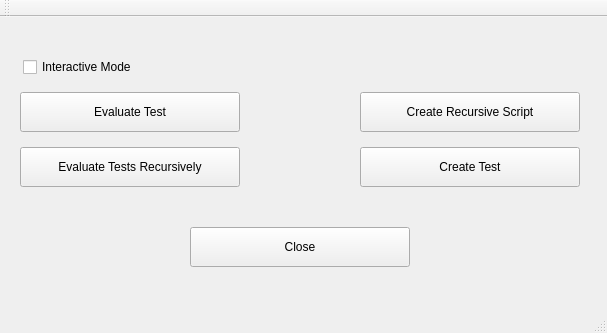
This is tools/auto-tester/src/ui/AutoTester.ui in vircadia/vircadia-native-core as Qt 5 draws it before an edit. The edited form follows.
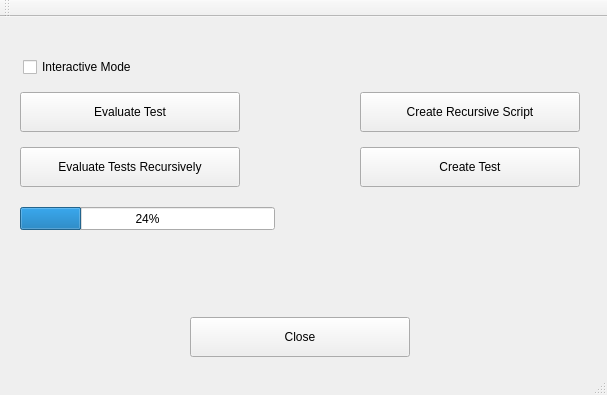
This is the edited form.

Diff of the .ui file:
```diff
--- a/tools/auto-tester/src/ui/AutoTester.ui
+++ b/tools/auto-tester/src/ui/AutoTester.ui
@@ -7,7 +7,7 @@
     <x>0</x>
     <y>0</y>
     <width>607</width>
-    <height>333</height>
+    <height>395</height>
    </rect>
   </property>
   <property name="windowTitle">
@@ -18,7 +18,7 @@
     <property name="geometry">
      <rect>
       <x>190</x>
-      <y>210</y>
+      <y>300</y>
       <width>220</width>
       <height>40</height>
      </rect>
@@ -95,6 +95,19 @@
      <string>Interactive Mode</string>
     </property>
    </widget>
+   <widget class="QProgressBar" name="progressBar">
+    <property name="geometry">
+     <rect>
+      <x>20</x>
+      <y>190</y>
+      <width>255</width>
+      <height>23</height>
+     </rect>
+    </property>
+    <property name="value">
+     <number>24</number>
+    </property>
+   </widget>
   </widget>
   <widget class="QMenuBar" name="menuBar">
    <property name="geometry">
```
